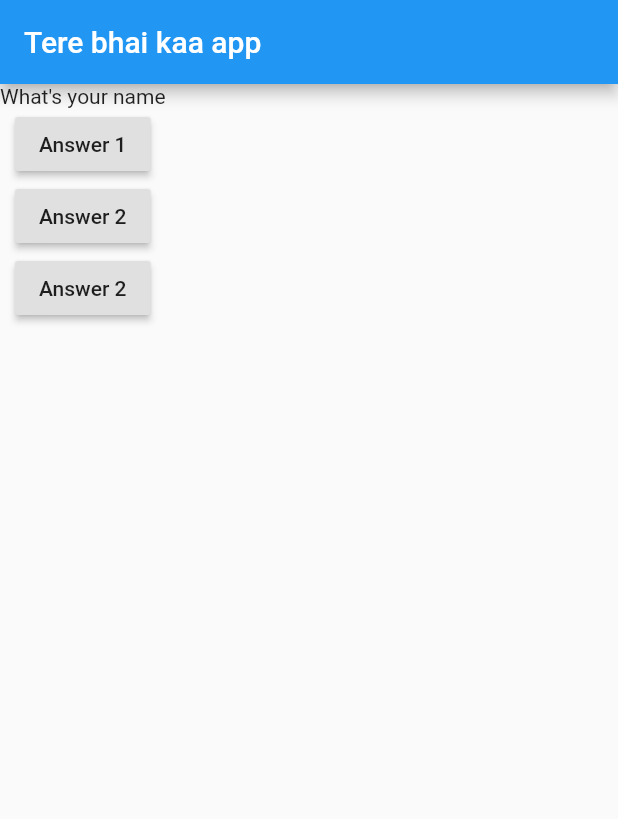
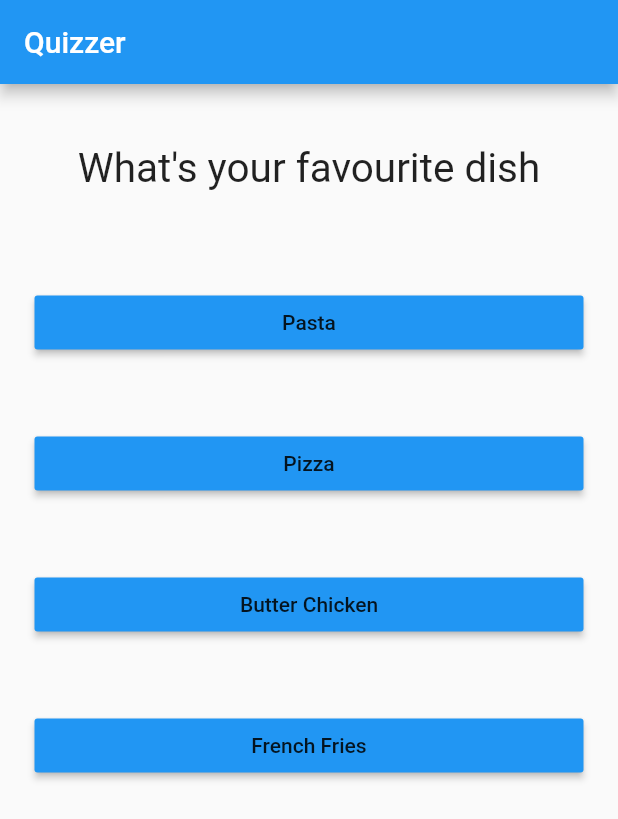
Before and after one commit to ankit2001/quizzer, a Flutter app: the screen it shows after launch, on a phone screen of 412 x 824 dp. Shown: the top 819 px of the screen. Run offline on Flutter 3.47's test engine with Material 2 defaults, Android fonts, the phone set to English and light mode, and no system bars.

Commit message:
Final Code

```diff
--- /dev/null
+++ b/lib/answer.dart
@@ -0,0 +1,19 @@
+import 'package:flutter/material.dart';
+
+class Answer extends StatelessWidget {
+  final Function _myFunction;
+  final String _ans;
+  Answer(this._myFunction, this._ans);
+  @override
+  Widget build(BuildContext context) {
+    return Container(
+      width: double.infinity,
+      margin: EdgeInsets.all(23),
+      child: RaisedButton(
+        color: Colors.blue,
+        child: Text(_ans),
+        onPressed: _myFunction,
+      ),
+    );
+  }
+}
--- a/lib/main.dart
+++ b/lib/main.dart
@@ -1,27 +1,71 @@
 import 'package:flutter/material.dart';
+import './question_dynamic.dart';
+import './finish.dart';
 
 class MyApp extends StatefulWidget {
   @override
   State<StatefulWidget> createState() {
-    return MyAppState();
+    return _MyAppState();
   }
 }
 
-class MyAppState extends State<MyApp> {
+class _MyAppState extends State<MyApp> {
+  int _totalScore = 0;
   int _questionIndex = 0;
-  var question = [
-    'What\'s your name',
-    'What\'s your favourite dish',
-    'What\'s your favourite animal'
+  final _question = const [
+    {
+      'question': 'What\'s your favourite dish',
+      'answer': [
+        {'text': 'Pasta', 'score': 10},
+        {'text': 'Pizza', 'score': 6},
+        {'text': 'Butter Chicken', 'score': 8},
+        {'text': 'French Fries', 'score': 9}
+      ],
+    },
+    {
+      'question': 'What\'s your favourite place',
+      'answer': [
+        {'text': 'India', 'score': 10},
+        {'text': 'Switzerland', 'score': 7},
+        {'text': 'Paris', 'score': 9},
+        {'text': 'Europe', 'score': '8'}
+      ],
+    },
+    {
+      'question': 'What\'s your favourite colour',
+      'answer': [
+        {'text': 'Red', 'score': 8},
+        {'text': 'Blue', 'score': 10},
+        {'text': 'Green', 'score': 5},
+        {'text': 'White', 'score': 9}
+      ],
+    },
+    {
+      'question': 'What\'s your favourite animal',
+      'answer': [
+        {'text': 'Dog', 'score': 8},
+        {'text': 'Tiger', 'score': 10},
+        {'text': 'Cat', 'score': 9}
+      ],
+    },
   ];
-  void _answer() {
+  void _reset() {
+    setState(() {
+      _totalScore = 0;
+      _questionIndex = 0;
+    });
+  }
+
+  void _answer(int score) {
     setState(() {
       _questionIndex += 1;
-      if (_questionIndex == 3) {
-        _questionIndex = 0;
+      _totalScore += score;
+      if (_questionIndex == 4) {
+        print('Index out');
       }
     });
     print('yooo its me');
+    print(_totalScore);
   }
 
   @override
@@ -29,25 +73,11 @@ class MyAppState extends State<MyApp> {
     return MaterialApp(
       home: Scaffold(
         appBar: AppBar(
-          title: Text('Tere bhai kaa app'),
+          title: Text('Quizzer'),
         ),
-        body: Column(
-          children: [
-            Text(question[_questionIndex]),
-            RaisedButton(
-              child: Text('Answer 1'),
-              onPressed: _answer,
-            ),
-            RaisedButton(
-              child: Text('Answer 2'),
-              onPressed: _answer,
-            ),
-            RaisedButton(
-              child: Text('Answer 2'),
-              onPressed: _answer,
-            ),
-          ],
-        ),
+        body: _questionIndex < _question.length
+            ? Dynamic(_question, _answer, _questionIndex)
+            : Finish(_totalScore, _reset),
       ),
     );
   }
--- /dev/null
+++ b/lib/question.dart
@@ -0,0 +1,20 @@
+import 'package:flutter/material.dart';
+
+class Question extends StatelessWidget {
+  final String question;
+  Question(this.question);
+  @override
+  Widget build(BuildContext context) {
+    return Container(
+      width: double.infinity,
+      margin: EdgeInsets.all(40),
+      child: Text(
+        question,
+        style: TextStyle(
+          fontSize: 27,
+        ),
+        textAlign: TextAlign.center,
+      ),
+    );
+  }
+}
--- /dev/null
+++ b/lib/question_dynamic.dart
@@ -0,0 +1,22 @@
+import 'package:flutter/material.dart';
+import 'question.dart';
+import 'answer.dart';
+
+class Dynamic extends StatelessWidget {
+  final List<Map<String, Object>> _question;
+  final int _questionIndex;
+  final Function _answer;
+  Dynamic(this._question, this._answer, this._questionIndex);
+  @override
+  Widget build(BuildContext context) {
+    return Column(
+      children: [
+        Question(_question[_questionIndex]['question']),
+        ...(_question[_questionIndex]['answer'] as List<Map<String, Object>>)
+            .map((answer) {
+          return Answer(() => _answer(answer['score']), answer['text']);
+        }).toList()
+      ],
+    );
+  }
+}
```
Also changed, not shown: lib/finish.dart (added, +47 -0 lines), images/Finish.jpeg (added), images/Quiz.jpeg (added), 1 other file.
